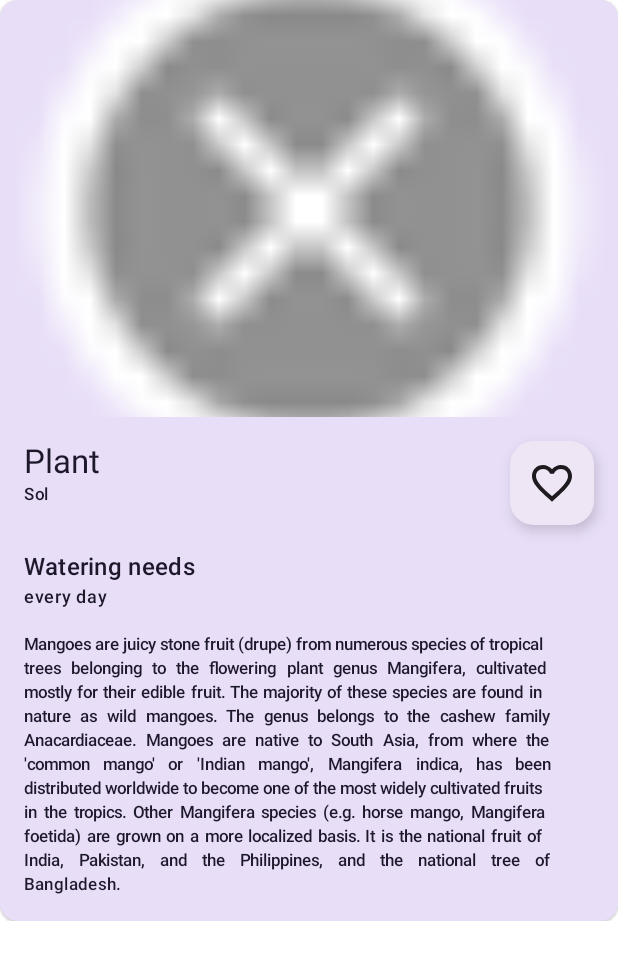
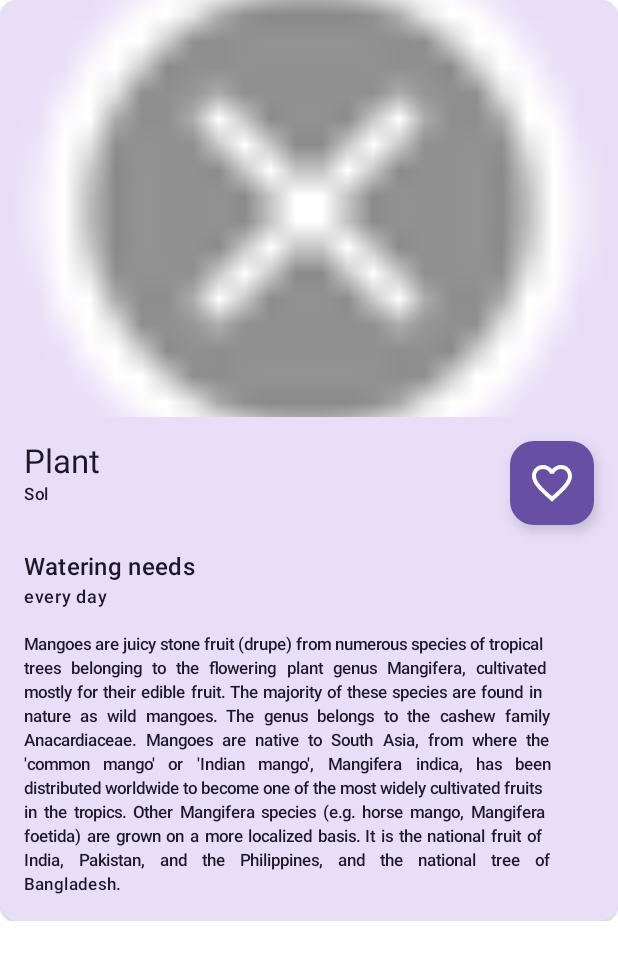
Before and after one commit to UlisesAGR/Garden, an Android app built with Jetpack Compose: the @Preview function PreviewDetailCard, on a phone screen of 412 x 824 dp. Shown: the top 960 px of the screen. Run offline under Robolectric (Android 15) with nearby library versions, the phone set to English and light mode, and no system bars; pictures from the network do not load.

Commit message:
Improve design

```diff
--- a/app/src/main/java/com/garden/mobile/presentation/screen/content/detail/DetailCard.kt
+++ b/app/src/main/java/com/garden/mobile/presentation/screen/content/detail/DetailCard.kt
@@ -67,8 +67,8 @@ fun DetailCard(
                     }
                     FloatingActionButton(
                         onClick = { onFavoriteClick() },
-                        containerColor = MaterialTheme.colorScheme.background,
-                        contentColor = MaterialTheme.colorScheme.onBackground,
+                        containerColor = MaterialTheme.colorScheme.primary,
+                        contentColor = MaterialTheme.colorScheme.onPrimary,
                     ) {
                         Icon(
                             modifier = Modifier.size(dimensionResource(id = R.dimen.icon)),
```
